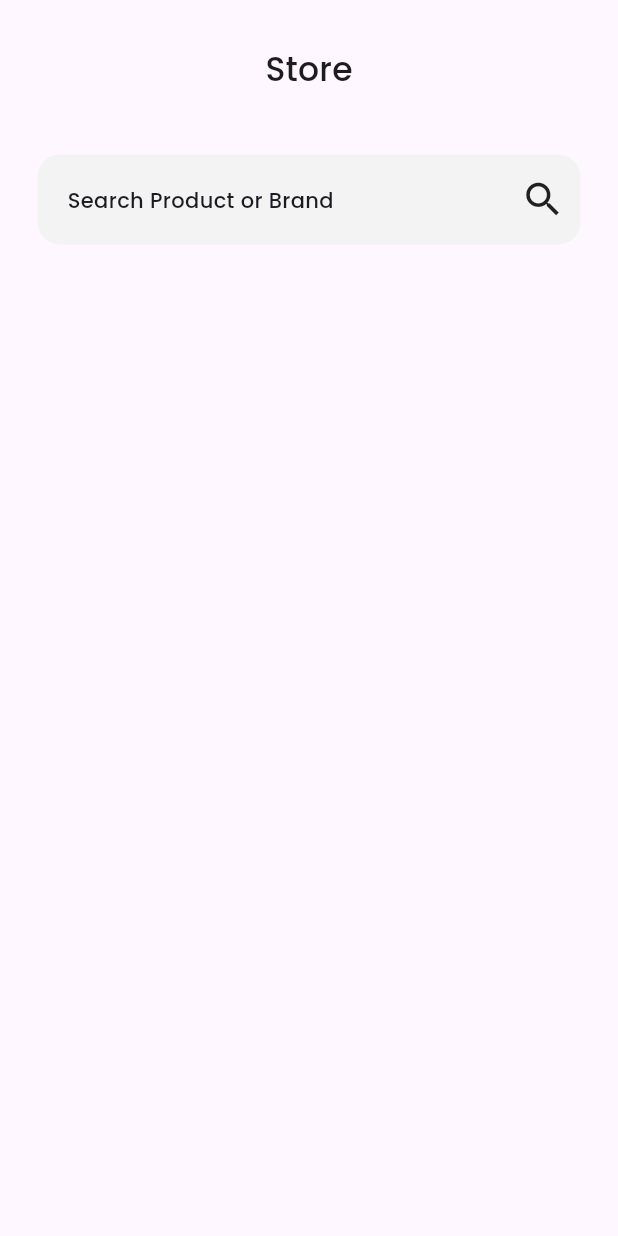
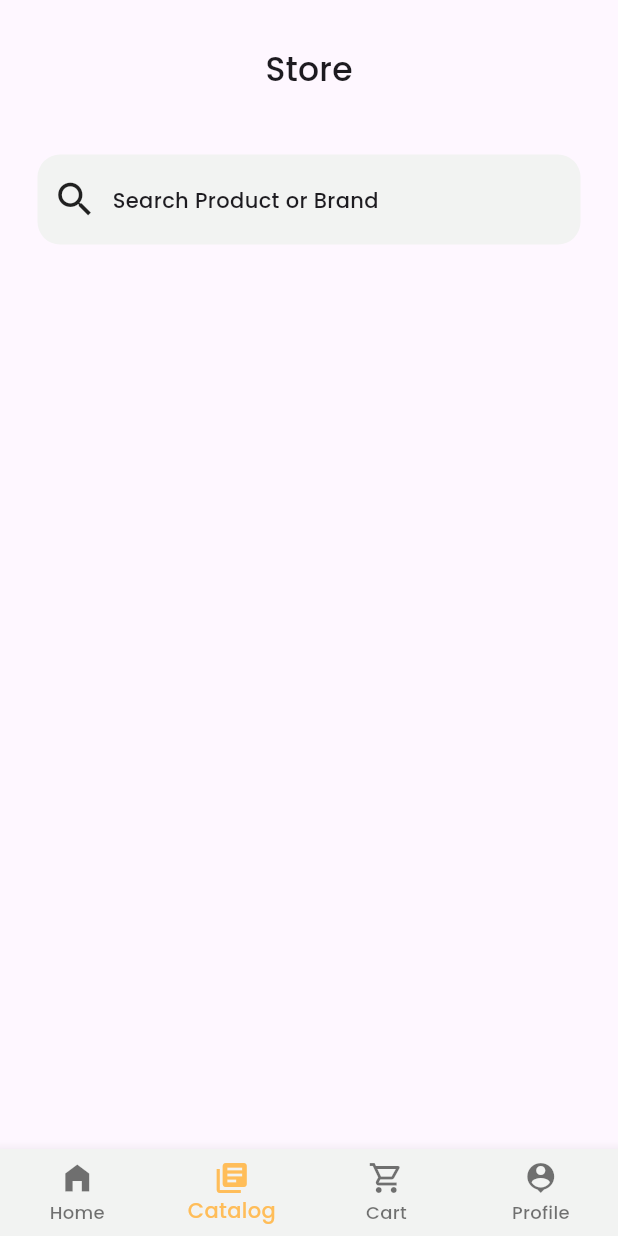
Before and after one commit to Zyttal/Pet-Shop-Application, a Flutter app: the screen it shows after launch, on a phone screen of 412 x 824 dp. Run offline on Flutter 3.47's test engine with Material 3 defaults, Android fonts, the phone set to English and light mode, and no system bars; our stand-ins replace device_preview, google_fonts.

Commit message:
Add Bottom Navigation Bar - Uses the Provider Package for updating the selected index - Placed on both cart_page and store_page

```diff
--- a/lib/main.dart
+++ b/lib/main.dart
@@ -1,6 +1,7 @@
 import 'package:device_preview/device_preview.dart';
 import 'package:flutter/material.dart';
 import 'package:pet_shop_application/providers/cart_provider.dart';
+import 'package:pet_shop_application/providers/navigation_provider.dart';
 import 'package:pet_shop_application/routes.dart';
 import 'package:pet_shop_application/stylings_and_themes.dart';
 import 'package:provider/provider.dart';
@@ -17,8 +18,11 @@ class MainApp extends StatelessWidget {
 
   @override
   Widget build(BuildContext context) {
-    return Provider(
-      create: (context) => CartProvider(),
+    return MultiProvider(
+      providers: [
+        ChangeNotifierProvider(create: (_) => NavigationProvider()),
+        ChangeNotifierProvider(create: (_) => CartProvider())
+      ],
       child: MaterialApp(
         title: "Pet Store Application",
         initialRoute: '/',
--- a/lib/pages/cart_page.dart
+++ b/lib/pages/cart_page.dart
@@ -1,12 +1,18 @@
 import 'package:flutter/material.dart';
+import 'package:pet_shop_application/providers/navigation_provider.dart';
+import 'package:pet_shop_application/widgets/bottom_nav_bar.dart';
+import 'package:provider/provider.dart';
 
 class CartPage extends StatelessWidget {
   const CartPage({super.key});
 
   @override
   Widget build(BuildContext context) {
+    final navigationProvider = Provider.of<NavigationProvider>(context);
+
     return Scaffold(
       body: Text("yuh"),
+      bottomNavigationBar: BottomNavBar(navigationProvider: navigationProvider),
     );
   }
 }
--- a/lib/pages/store_page.dart
+++ b/lib/pages/store_page.dart
@@ -1,11 +1,16 @@
 import 'package:flutter/material.dart';
+import 'package:pet_shop_application/providers/navigation_provider.dart';
+import 'package:pet_shop_application/widgets/bottom_nav_bar.dart';
 import 'package:pet_shop_application/widgets/custom_search_bar.dart';
+import 'package:provider/provider.dart';
 
 class StorePage extends StatelessWidget {
   const StorePage({super.key});
 
   @override
   Widget build(BuildContext context) {
+    final navigationProvider = Provider.of<NavigationProvider>(context);
+
     return Scaffold(
       body: SafeArea(
           child: Column(
@@ -26,6 +31,7 @@ class StorePage extends StatelessWidget {
           CustomSearchBar()
         ],
       )),
+      bottomNavigationBar: BottomNavBar(navigationProvider: navigationProvider),
     );
   }
 }
--- /dev/null
+++ b/lib/providers/navigation_provider.dart
@@ -0,0 +1,12 @@
+import 'package:flutter/material.dart';
+
+class NavigationProvider extends ChangeNotifier {
+  int _selectedIndex = 1;
+
+  int get selectedIndex => _selectedIndex;
+
+  void updateSelectedIndex(int index) {
+    _selectedIndex = index;
+    notifyListeners();
+  }
+}
--- /dev/null
+++ b/lib/widgets/bottom_nav_bar.dart
@@ -0,0 +1,44 @@
+import 'package:flutter/material.dart';
+import 'package:pet_shop_application/providers/navigation_provider.dart';
+
+class BottomNavBar extends StatelessWidget {
+  const BottomNavBar({
+    super.key,
+    required this.navigationProvider,
+  });
+
+  final NavigationProvider navigationProvider;
+
+  @override
+  Widget build(BuildContext context) {
+    return BottomNavigationBar(
+        backgroundColor: Theme.of(context).hintColor,
+        selectedItemColor: Theme.of(context).highlightColor,
+        type: BottomNavigationBarType.fixed,
+        currentIndex: navigationProvider.selectedIndex,
+        onTap: (int index) {
+          navigationProvider.updateSelectedIndex(index);
+          switch (index) {
+            case 0:
+              break;
+            case 1:
+              Navigator.pushNamed(context, '/');
+              break;
+            case 2:
+              Navigator.pushNamed(context, '/cart_page');
+              break;
+            case 3:
+              break;
+          }
+        },
+        items: const <BottomNavigationBarItem>[
+          BottomNavigationBarItem(icon: Icon(Icons.home_filled), label: "Home"),
+          BottomNavigationBarItem(
+              icon: Icon(Icons.library_books), label: "Catalog"),
+          BottomNavigationBarItem(
+              icon: Icon(Icons.shopping_cart_outlined), label: "Cart"),
+          BottomNavigationBarItem(
+              icon: Icon(Icons.person_pin), label: "Profile")
+        ]);
+  }
+}
--- a/lib/widgets/custom_search_bar.dart
+++ b/lib/widgets/custom_search_bar.dart
@@ -27,6 +27,10 @@ class _CustomSearchBarState extends State<CustomSearchBar> {
             mainAxisAlignment: MainAxisAlignment.center,
             crossAxisAlignment: CrossAxisAlignment.center,
             children: [
+              Icon(
+                Icons.search,
+                size: 30,
+              ),
               SizedBox(width: 10),
               Expanded(
                 child: TextField(
@@ -38,10 +42,6 @@ class _CustomSearchBarState extends State<CustomSearchBar> {
                   onChanged: _handleSearch,
                 ),
               ),
-              Icon(
-                Icons.search,
-                size: 30,
-              ),
             ],
           ),
         ),
```
Also changed, not shown: 1 other file.
